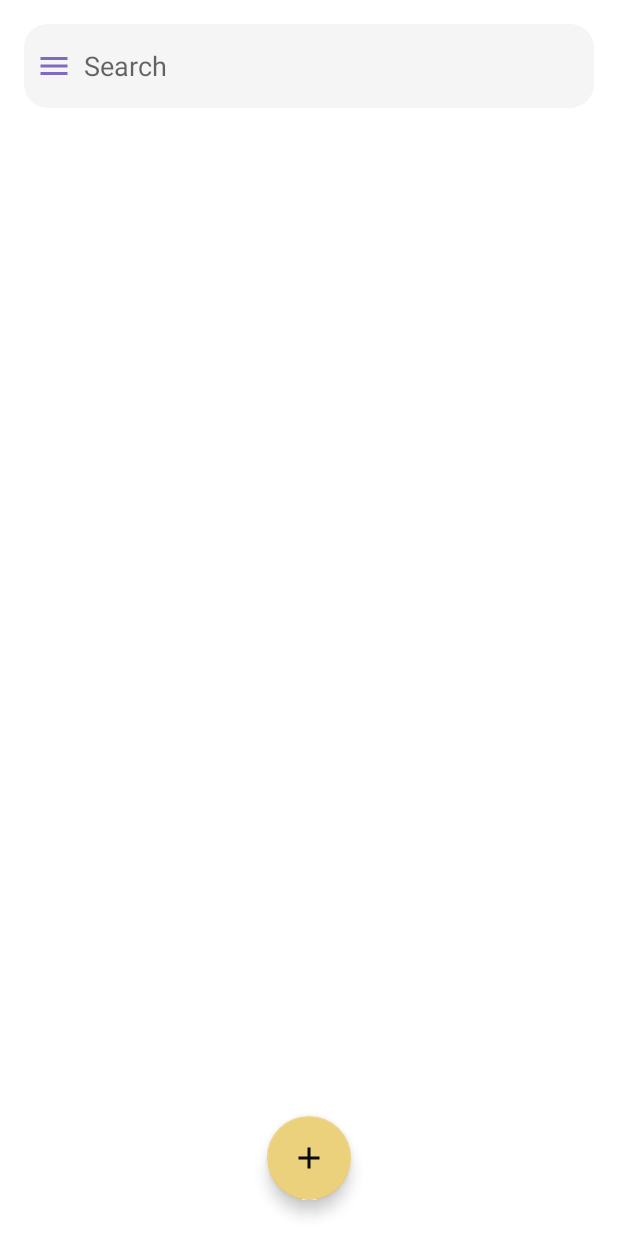
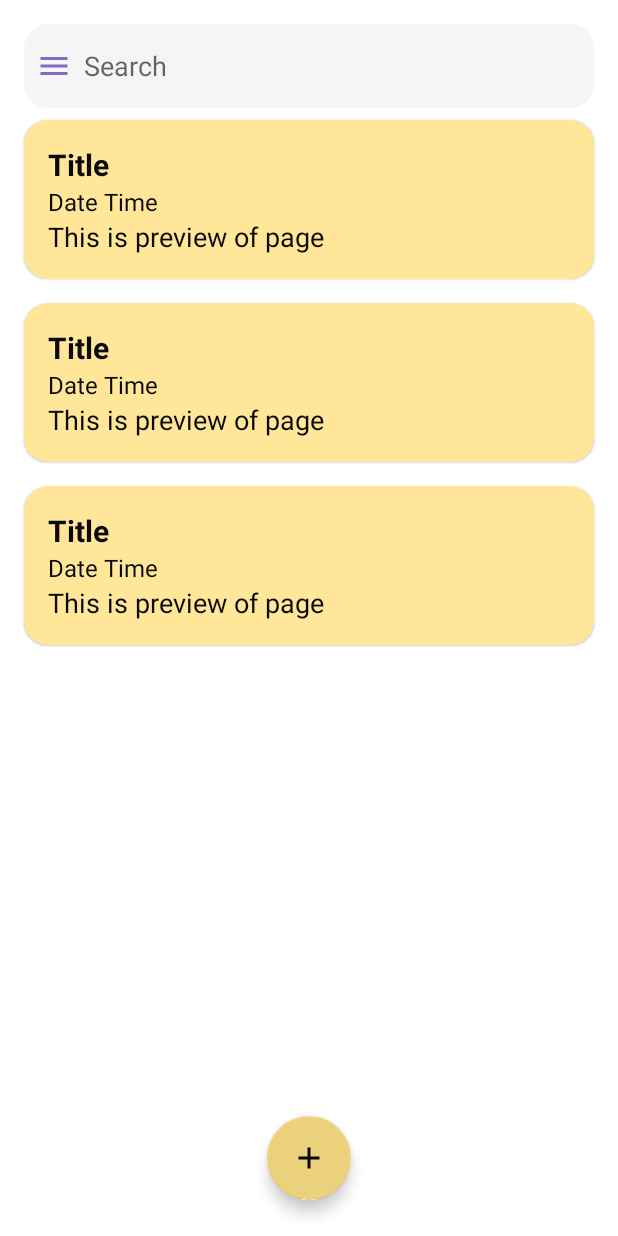
Before and after one commit to prateekthakur272/Good-Diary, an Android app: the layout activity_main.xml on its own in the app's theme, with its tools: preview values and no code run, on a phone screen of 412 x 824 dp. Run offline under Robolectric (Android 15) with nearby library versions, the phone set to English and light mode, and no system bars.

Commit message:
adds recycler view

```diff
--- a/app/src/main/java/com/prateekthakur272/gooddiary/MainActivity.kt
+++ b/app/src/main/java/com/prateekthakur272/gooddiary/MainActivity.kt
@@ -2,6 +2,9 @@ package com.prateekthakur272.gooddiary
 
 import androidx.appcompat.app.AppCompatActivity
 import android.os.Bundle
+import androidx.recyclerview.widget.LinearLayoutManager
+import com.prateekthakur272.gooddiary.adapter.PageAdapter
+import com.prateekthakur272.gooddiary.data.Page
 import com.prateekthakur272.gooddiary.databinding.ActivityMainBinding
 
 class MainActivity : AppCompatActivity() {
@@ -10,5 +13,15 @@ class MainActivity : AppCompatActivity() {
         super.onCreate(savedInstanceState)
         binding = ActivityMainBinding.inflate(layoutInflater)
         setContentView(binding.root)
+        binding.pageRecyclerView.adapter = PageAdapter(arrayListOf(
+            Page("title","hello"),
+            Page("title","hello"),
+            Page("title","hello"),
+            Page("title","hello"),
+            Page("title","hello"),
+            Page("title","hello"),
+            Page("title","hello"),
+        ))
+        binding.pageRecyclerView.layoutManager = LinearLayoutManager(this)
     }
 }
--- /dev/null
+++ b/app/src/main/java/com/prateekthakur272/gooddiary/adapter/PageAdapter.kt
@@ -0,0 +1,28 @@
+package com.prateekthakur272.gooddiary.adapter
+
+import android.view.LayoutInflater
+import android.view.View
+import android.view.ViewGroup
+import androidx.recyclerview.widget.RecyclerView
+import com.prateekthakur272.gooddiary.data.Page
+import com.prateekthakur272.gooddiary.databinding.PageItemLayoutBinding
+
+class PageAdapter(private val pages:ArrayList<Page>):RecyclerView.Adapter<PageAdapter.ViewHolder>(){
+
+    inner class ViewHolder(itemView: View) :RecyclerView.ViewHolder(itemView)
+    private lateinit var binding: PageItemLayoutBinding
+
+    override fun onCreateViewHolder(parent: ViewGroup, viewType: Int): ViewHolder {
+        binding = PageItemLayoutBinding.inflate(LayoutInflater.from(parent.context),parent,false)
+        return ViewHolder(binding.root)
+    }
+
+    override fun getItemCount(): Int = pages.size
+
+    override fun onBindViewHolder(holder: ViewHolder, position: Int) {
+        with(binding){
+            title.text = pages[position].title
+            dateTime.text = pages[position].date.toString()
+        }
+    }
+}
--- /dev/null
+++ b/app/src/main/java/com/prateekthakur272/gooddiary/data/Page.kt
@@ -0,0 +1,7 @@
+package com.prateekthakur272.gooddiary.data
+
+import java.util.Date
+
+data class Page(var title:String,var content:String){
+    val date = Date()
+}
--- a/app/src/main/res/layout/activity_main.xml
+++ b/app/src/main/res/layout/activity_main.xml
@@ -5,6 +5,38 @@
     android:layout_width="match_parent"
     android:layout_height="match_parent"
     tools:context=".MainActivity">
+
+
+    <com.google.android.material.floatingactionbutton.FloatingActionButton
+        android:id="@+id/button_add_page"
+        android:layout_width="wrap_content"
+        android:layout_height="wrap_content"
+        app:layout_constraintBottom_toBottomOf="parent"
+        app:layout_constraintEnd_toEndOf="parent"
+        app:layout_constraintStart_toStartOf="parent"
+        android:src="@drawable/ic_add"
+        android:layout_marginBottom="24dp"
+        android:contentDescription="@string/add_page"/>
+
+    <androidx.recyclerview.widget.RecyclerView
+        android:id="@+id/pageRecyclerView"
+        android:layout_width="match_parent"
+        android:layout_height="0dp"
+        app:layout_constraintBottom_toBottomOf="parent"
+        app:layout_constraintEnd_toEndOf="parent"
+        app:layout_constraintStart_toStartOf="parent"
+        app:layout_constraintTop_toBottomOf="@+id/search_bar"
+        tools:listitem="@layout/page_item_layout" />
+
+    <com.google.android.material.navigation.NavigationView
+        android:id="@+id/main_navigation_view"
+        android:layout_width="wrap_content"
+        android:layout_height="match_parent"
+        app:layout_constraintBottom_toBottomOf="parent"
+        app:layout_constraintStart_toStartOf="parent"
+        app:layout_constraintTop_toTopOf="parent"
+        app:menu="@menu/main_navigation_menu"
+        android:visibility="gone" />
 
     <EditText
         android:id="@+id/search_bar"
@@ -22,35 +54,4 @@
         android:paddingHorizontal="8dp"
         android:autofillHints="none" />
 
-    <com.google.android.material.floatingactionbutton.FloatingActionButton
-        android:id="@+id/button_add_page"
-        android:layout_width="wrap_content"
-        android:layout_height="wrap_content"
-        app:layout_constraintBottom_toBottomOf="parent"
-        app:layout_constraintEnd_toEndOf="parent"
-        app:layout_constraintStart_toStartOf="parent"
-        android:src="@drawable/ic_add"
-        android:layout_marginBottom="24dp"
-        android:contentDescription="@string/add_page"/>
-
-    <androidx.recyclerview.widget.RecyclerView
-        android:layout_width="match_parent"
-        android:layout_height="0dp"
-        app:layout_constraintBottom_toBottomOf="parent"
-        app:layout_constraintEnd_toEndOf="parent"
-        app:layout_constraintStart_toStartOf="parent"
-        app:layout_constraintTop_toBottomOf="@+id/search_bar"
-        tools:listitem="@layout/page_item_layout" />
-
-    <com.google.android.material.navigation.NavigationView
-        android:id="@+id/main_navigation_view"
-        android:layout_width="wrap_content"
-        android:layout_height="match_parent"
-        app:layout_constraintBottom_toBottomOf="parent"
-        app:layout_constraintStart_toStartOf="parent"
-        app:layout_constraintTop_toTopOf="parent"
-        app:menu="@menu/main_navigation_menu"
-        android:visibility="gone"
-        />
-
 </androidx.constraintlayout.widget.ConstraintLayout>
--- /dev/null
+++ b/app/src/main/res/layout/page_item_layout.xml
@@ -0,0 +1,44 @@
+<?xml version="1.0" encoding="utf-8"?>
+<com.google.android.material.card.MaterialCardView xmlns:android="http://schemas.android.com/apk/res/android"
+    android:layout_width="match_parent"
+    android:layout_height="wrap_content"
+    xmlns:app="http://schemas.android.com/apk/res-auto"
+    android:layout_marginHorizontal="16dp"
+    android:layout_marginVertical="8dp"
+    app:cardBackgroundColor="?attr/cardBackgroundColor"
+    app:cardCornerRadius="16dp">
+
+    <LinearLayout
+        android:layout_width="match_parent"
+        android:layout_height="wrap_content"
+        android:maxHeight="160dp"
+        android:orientation="vertical"
+        android:padding="16dp">
+
+        <TextView
+            android:id="@+id/title"
+            android:layout_width="wrap_content"
+            android:layout_height="wrap_content"
+            android:text="Title"
+            android:textStyle="bold"
+            android:textSize="20sp"/>
+
+        <TextView
+            android:id="@+id/date_time"
+            android:layout_width="wrap_content"
+            android:layout_height="wrap_content"
+            android:text="Date Time"
+            android:textSize="16sp"/>
+
+        <TextView
+            android:id="@+id/preview"
+            android:layout_width="wrap_content"
+            android:layout_height="wrap_content"
+            android:text="This is preview of page"
+            android:textSize="18sp"/>
+
+    </LinearLayout>
+
+
+
+</com.google.android.material.card.MaterialCardView>
--- a/app/src/main/res/values/themes.xml
+++ b/app/src/main/res/values/themes.xml
@@ -14,6 +14,6 @@
         <!-- Customize your theme here. -->
         <item name="android:textColor">@color/black</item>
         <item name="backgroundColor">@color/white</item>
-        <item name="cardBackgroundColor">@color/white</item>
+        <item name="cardBackgroundColor">@color/vanilla</item>
     </style>
 </resources>
```
